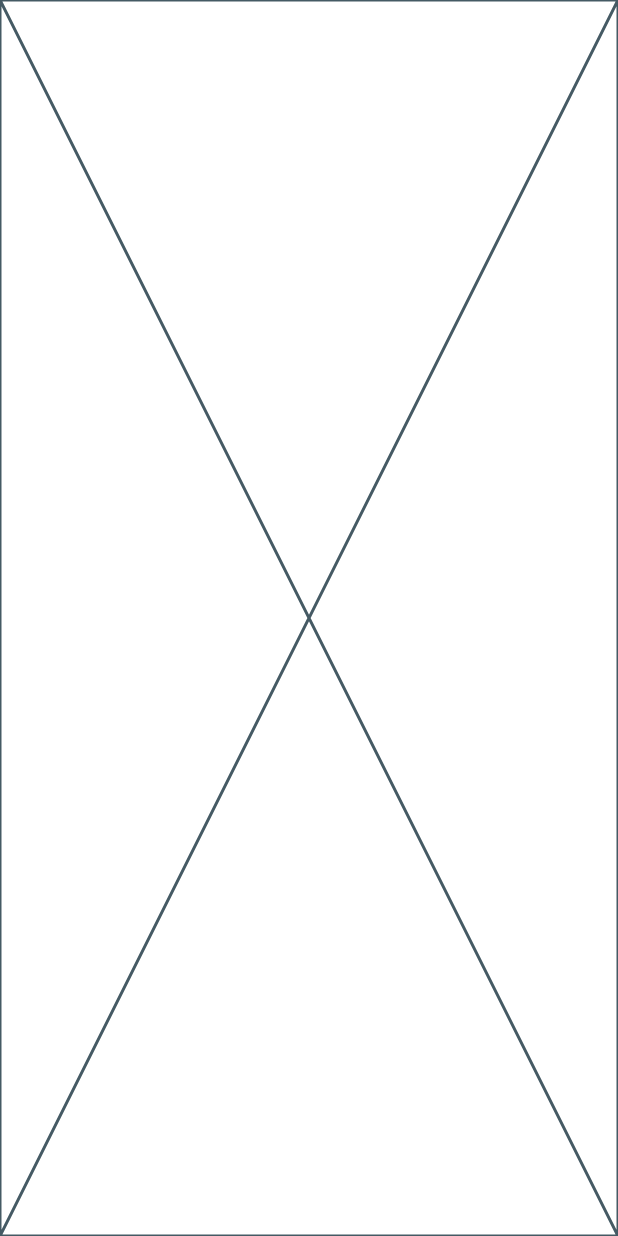
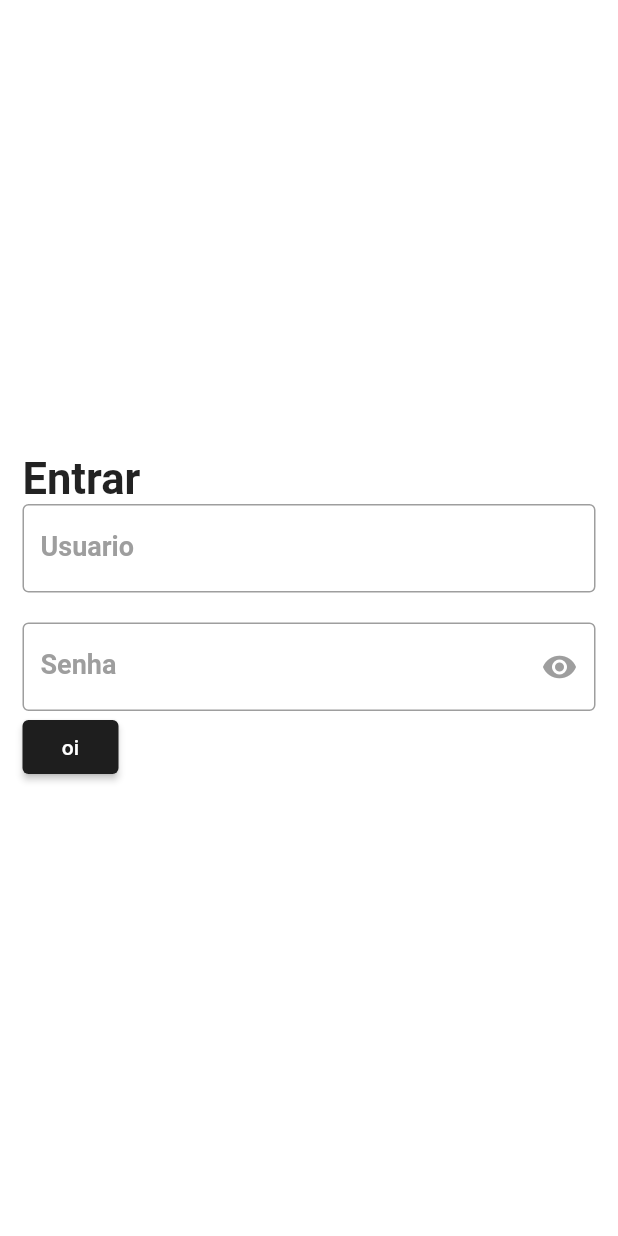
Before and after one commit to NeoSolutions2022/JudoApp, a Flutter app: the screen it shows after launch, on a phone screen of 412 x 824 dp. Run offline on Flutter 3.47's test engine with Material 2 defaults, Android fonts, the light colour scheme and no system bars.

Commit message:
Learning how to use provider, and start to create login page

```diff
--- a/judoapp/lib/app/config/color/color.dart
+++ b/judoapp/lib/app/config/color/color.dart
@@ -1,6 +1,7 @@
 import 'package:flutter/material.dart';
 
 //light theme
+const backgroundColor = Color(0xFFFFFFFF);
 const lightPrimaryColor = Color(0xFF1E1E1E);
 const lightAccentColor = Color(0xFF1E5185);
 
--- a/judoapp/lib/app/config/style/style.dart
+++ b/judoapp/lib/app/config/style/style.dart
@@ -5,6 +5,7 @@ import '../color/color.dart';
 
 class Style {
   static final ThemeData light = ThemeData(
+    scaffoldBackgroundColor: backgroundColor,
     brightness: Brightness.light,
     appBarTheme: const AppBarTheme(
       systemOverlayStyle: SystemUiOverlayStyle.dark,
--- /dev/null
+++ b/judoapp/lib/app/core/providers/login_page_providers.dart
@@ -0,0 +1,15 @@
+import 'package:flutter/material.dart';
+import 'package:provider/provider.dart';
+
+class LoginPageProvider with ChangeNotifier {
+  static TextEditingController controllerUser = TextEditingController();
+
+  static TextEditingController controllerPassword = TextEditingController();
+
+  bool obscureText = true;
+
+  void changeObscureText() {
+    obscureText = !obscureText;
+    notifyListeners();
+  }
+}
--- /dev/null
+++ b/judoapp/lib/app/core/providers/provider.dart
@@ -0,0 +1 @@
+export 'login_page_providers.dart';
--- a/judoapp/lib/app/screens/login_page/login_page.dart
+++ b/judoapp/lib/app/screens/login_page/login_page.dart
@@ -1,10 +1,43 @@
 import 'package:flutter/material.dart';
+import 'package:judoapp/app/core/providers/login_page_providers.dart';
+
+import './../login_page/widgets/text_form_field/textFormFieldUser.dart';
+import 'widgets/text_form_field/textFormFieldPassword.dart';
+import 'widgets/text_form_field/textFormFields.dart';
 
 class LoginPage extends StatelessWidget {
   const LoginPage({super.key});
 
   @override
   Widget build(BuildContext context) {
-    return const Placeholder();
+    return Scaffold(
+      body: Padding(
+        padding: const EdgeInsets.symmetric(horizontal: 15),
+        child: Column(
+          mainAxisAlignment: MainAxisAlignment.center,
+          crossAxisAlignment: CrossAxisAlignment.start,
+          children: [
+            const FittedBox(
+              fit: BoxFit.fitWidth,
+              child: Text(
+                'Entrar',
+                style: TextStyle(
+                  fontSize: 29,
+                  fontWeight: FontWeight.bold,
+                ),
+              ),
+            ),
+            TextFormFields(),
+            ElevatedButton(
+              onPressed: () {
+                print(LoginPageProvider.controllerUser.text);
+                print(LoginPageProvider.controllerPassword.text);
+              },
+              child: Text('oi'),
+            ),
+          ],
+        ),
+      ),
+    );
   }
 }
--- /dev/null
+++ b/judoapp/lib/app/screens/login_page/widgets/text_form_field/textFormFieldPassword.dart
@@ -0,0 +1,50 @@
+import 'package:flutter/material.dart';
+import 'package:provider/provider.dart';
+
+import '../../../../core/providers/provider.dart';
+
+class TextFormFieldPassword extends StatelessWidget {
+  const TextFormFieldPassword({super.key});
+
+  @override
+  Widget build(BuildContext context) {
+    return Consumer<LoginPageProvider>(
+      builder: (context, value, child) => TextFormField(
+        controller: LoginPageProvider.controllerPassword,
+        obscureText: value.obscureText,
+        decoration: InputDecoration(
+          suffixIcon: InkWell(
+            onTap: () => value.changeObscureText(),
+            child: value.obscureText
+                ? const Icon(
+                    Icons.visibility,
+                    color: Colors.grey,
+                  )
+                : const Icon(
+                    Icons.visibility_off,
+                    color: Colors.grey,
+                  ),
+          ),
+          labelText: 'Senha',
+          labelStyle: const TextStyle(
+            color: Colors.grey,
+            fontSize: 18,
+            fontWeight: FontWeight.bold,
+          ),
+          border: const OutlineInputBorder(
+            borderSide: BorderSide(
+              color: Colors.grey,
+              width: 1,
+            ),
+          ),
+          focusedBorder: const OutlineInputBorder(
+            borderSide: BorderSide(
+              color: Colors.blue,
+              width: 1,
+            ),
+          ),
+        ),
+      ),
+    );
+  }
+}
--- /dev/null
+++ b/judoapp/lib/app/screens/login_page/widgets/text_form_field/textFormFieldUser.dart
@@ -0,0 +1,34 @@
+import 'package:flutter/material.dart';
+
+import '../../../../core/providers/provider.dart';
+
+class TextFormFieldUser extends StatelessWidget {
+  const TextFormFieldUser({super.key});
+
+  @override
+  Widget build(BuildContext context) {
+    return TextFormField(
+      controller: LoginPageProvider.controllerUser,
+      decoration: const InputDecoration(
+        labelText: 'Usuario',
+        labelStyle: TextStyle(
+          color: Colors.grey,
+          fontSize: 18,
+          fontWeight: FontWeight.bold,
+        ),
+        border: OutlineInputBorder(
+          borderSide: BorderSide(
+            color: Colors.grey,
+            width: 1,
+          ),
+        ),
+        focusedBorder: OutlineInputBorder(
+          borderSide: BorderSide(
+            color: Colors.blue,
+            width: 1,
+          ),
+        ),
+      ),
+    );
+  }
+}
--- /dev/null
+++ b/judoapp/lib/app/screens/login_page/widgets/text_form_field/textFormFields.dart
@@ -0,0 +1,21 @@
+import 'package:flutter/material.dart';
+
+import 'textFormFieldPassword.dart';
+import 'textFormFieldUser.dart';
+
+class TextFormFields extends StatelessWidget {
+  const TextFormFields({super.key});
+
+  @override
+  Widget build(BuildContext context) {
+    return Column(
+      children: const [
+        TextFormFieldUser(),
+        SizedBox(
+          height: 20,
+        ),
+        TextFormFieldPassword(),
+      ],
+    );
+  }
+}
--- a/judoapp/lib/main.dart
+++ b/judoapp/lib/main.dart
@@ -1,6 +1,18 @@
 import 'package:flutter/material.dart';
 import 'package:judoapp/app/judoApp.dart';
+import 'package:provider/provider.dart';
+
+import 'app/core/providers/provider.dart';
 
 void main() {
-  runApp(const JudoApp());
+  runApp(
+    MultiProvider(
+      providers: [
+        ListenableProvider<LoginPageProvider>(
+          create: (_) => LoginPageProvider(),
+        )
+      ],
+      child: const JudoApp(),
+    ),
+  );
 }
--- a/judoapp/pubspec.yaml
+++ b/judoapp/pubspec.yaml
@@ -14,6 +14,7 @@ dependencies:
   flutter:
     sdk: flutter
 
+  provider: ^6.0.5
   cupertino_icons: ^1.0.2
 
 dev_dependencies:
```
Also changed, not shown: judoapp/pubspec.lock, 1 other file.
